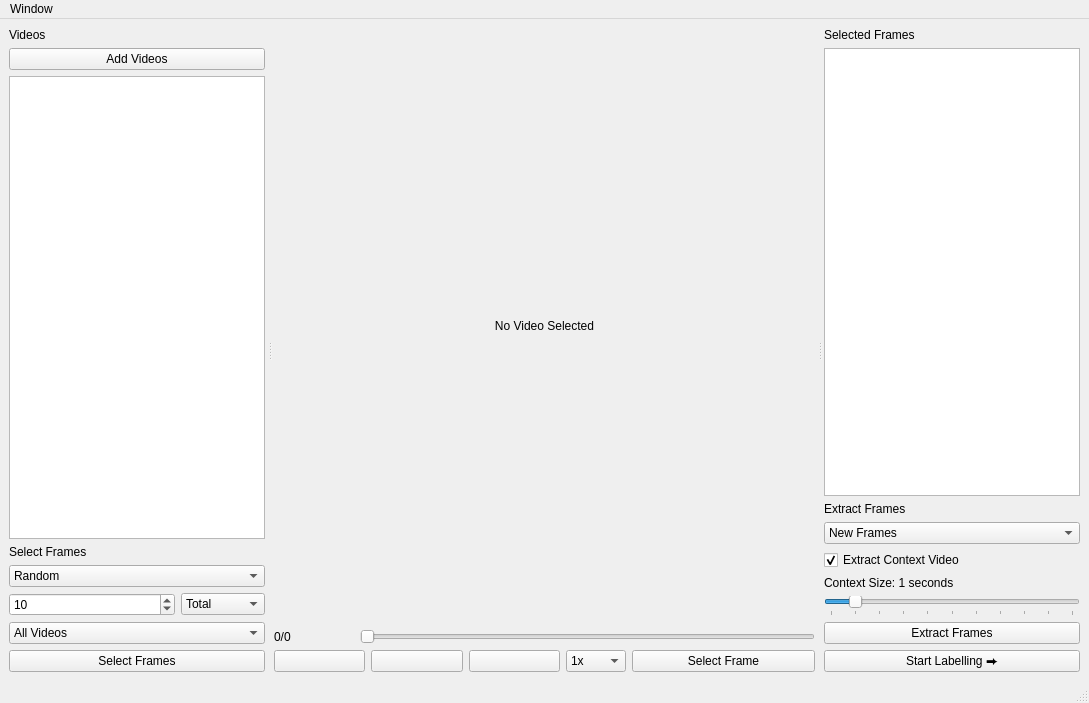
Above: ui/FrameExtractor.ui from ETHZ-3Rhub/Junip3R before the change. Below: the same form after it.
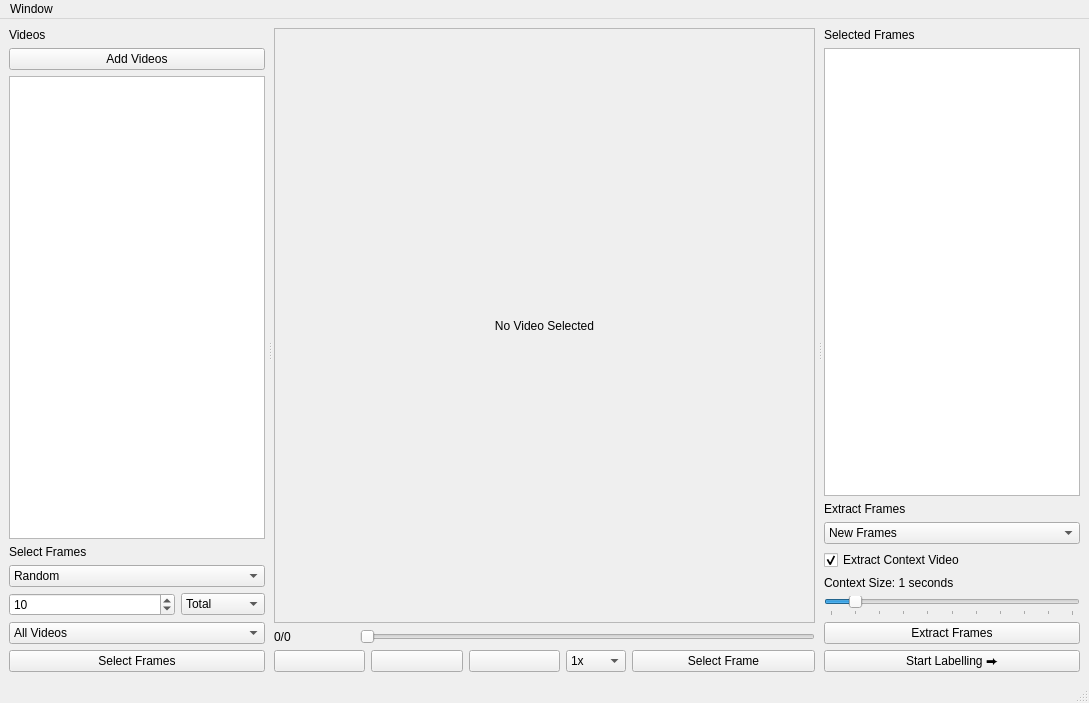
That is the form after the change.

Commit message: Further improved frame extractor styling

Diff of the .ui file:
```diff
--- a/ui/FrameExtractor.ui
+++ b/ui/FrameExtractor.ui
@@ -212,6 +212,15 @@
          <number>0</number>
         </property>
         <item>
+         <widget class="QFrame" name="frame_8">
+          <property name="frameShape">
+           <enum>QFrame::StyledPanel</enum>
+          </property>
+          <property name="frameShadow">
+           <enum>QFrame::Raised</enum>
+          </property>
+          <layout class="QVBoxLayout" name="verticalLayout_5">
+           <item>
          <widget class="QLabel" name="lbl_video">
           <property name="minimumSize">
            <size>
@@ -225,6 +234,9 @@
           <property name="alignment">
            <set>Qt::AlignCenter</set>
           </property>
+            </widget>
+           </item>
+          </layout>
          </widget>
         </item>
         <item>
```
Lines whose indentation alone changed are shown as unchanged. The commit also changes 1 other file.
